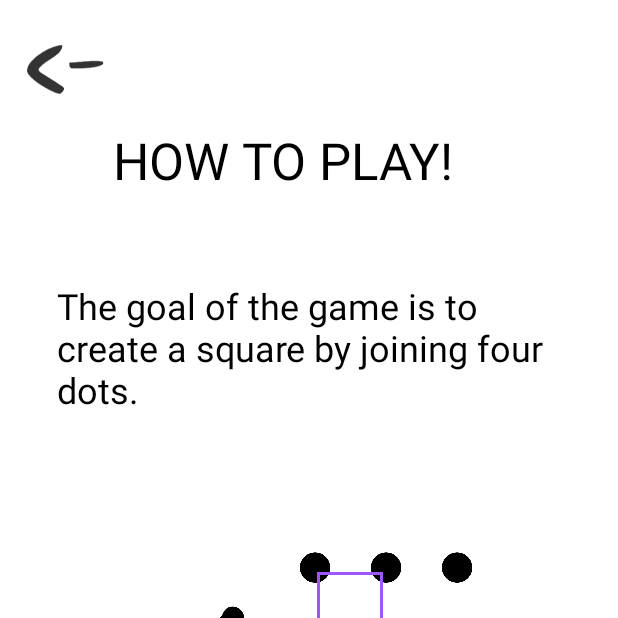
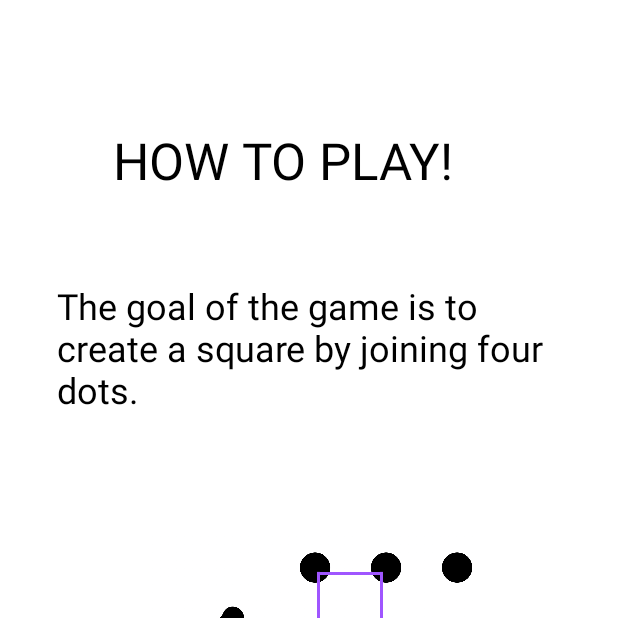
Before and after one commit to appiahla/Dot-Dac-Doe, an Android app: the tutorial_page screen opened directly, with no data from a screen before it, on a phone screen of 412 x 824 dp, the top half of it. Run offline under Robolectric (Android 15) with nearby library versions, the phone set to English and light mode, and no system bars; Roboto replaces fonts that are not available here.

Commit message:
deleting button

```diff
--- a/app/src/main/res/layout/activity_tutorial_page.xml
+++ b/app/src/main/res/layout/activity_tutorial_page.xml
@@ -60,18 +60,10 @@
         android:textColor="#000000"
         android:textSize="24sp"
         app:layout_constraintEnd_toEndOf="parent"
-        app:layout_constraintTop_toBottomOf="@+id/tutorial_icon" />
+        app:layout_constraintTop_toBottomOf="@+id/tutorial_icon" /><![CDATA[
 
     =======
-    <ImageView
-        android:id="@+id/tutorial_back_arrow"
-        android:layout_width="wrap_content"
-        android:layout_height="wrap_content"
-        android:layout_marginStart="13dp"
-        android:layout_marginTop="19dp"
-        app:layout_constraintStart_toStartOf="parent"
-        app:layout_constraintTop_toTopOf="parent"
-        app:srcCompat="@drawable/back_arrow" />
 
 >>>>>>> 187de0c5ab467996f58e3ce7983c52162f58e932
+]]>
 </androidx.constraintlayout.widget.ConstraintLayout>
```
